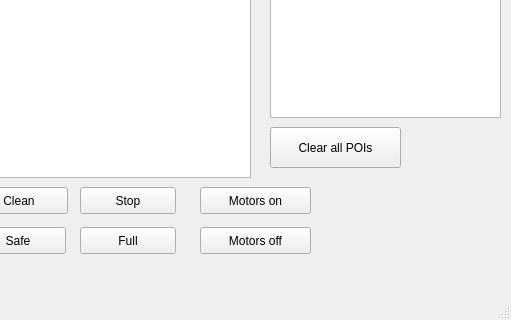
First picture: the form in src/ui/mainwindow.ui, repository joonaspessi/rotfl, before the edit; both pictures show x 160 to 671 and y 310 to 630 of the 671 by 630 pixel window.
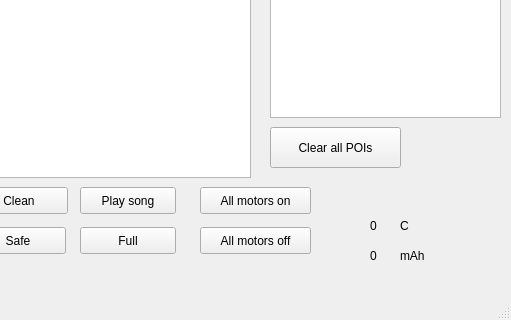
Second picture: the form after the edit. Custom widgets are drawn as their Qt base class.

Patch:
```diff
--- a/src/ui/mainwindow.ui
+++ b/src/ui/mainwindow.ui
@@ -272,7 +272,7 @@
      </rect>
     </property>
     <property name="text">
-     <string>Motors on</string>
+     <string>All motors on</string>
     </property>
    </widget>
    <widget class="QPushButton" name="pushButton_DriveBackward">
@@ -285,7 +285,7 @@
      </rect>
     </property>
     <property name="text">
-     <string>Motors off</string>
+     <string>All motors off</string>
     </property>
    </widget>
    <widget class="QPushButton" name="pushButton_Safe">
@@ -324,7 +324,59 @@
      </rect>
     </property>
     <property name="text">
-     <string>Stop</string>
+     <string>Play song</string>
+    </property>
+   </widget>
+   <widget class="QLabel" name="temperature_unit_label">
+    <property name="geometry">
+     <rect>
+      <x>560</x>
+      <y>510</y>
+      <width>31</width>
+      <height>17</height>
+     </rect>
+    </property>
+    <property name="text">
+     <string>C</string>
+    </property>
+   </widget>
+   <widget class="QLabel" name="charge_unit_label">
+    <property name="geometry">
+     <rect>
+      <x>560</x>
+      <y>540</y>
+      <width>31</width>
+      <height>17</height>
+     </rect>
+    </property>
+    <property name="text">
+     <string>mAh</string>
+    </property>
+   </widget>
+   <widget class="QLabel" name="temperature_label">
+    <property name="geometry">
+     <rect>
+      <x>530</x>
+      <y>510</y>
+      <width>31</width>
+      <height>17</height>
+     </rect>
+    </property>
+    <property name="text">
+     <string>0</string>
+    </property>
+   </widget>
+   <widget class="QLabel" name="charge_label">
+    <property name="geometry">
+     <rect>
+      <x>530</x>
+      <y>540</y>
+      <width>31</width>
+      <height>17</height>
+     </rect>
+    </property>
+    <property name="text">
+     <string>0</string>
     </property>
    </widget>
    <zorder>pushButton</zorder>
```
Left out of the diff: 16 changed lines with no effect on the pictures.
